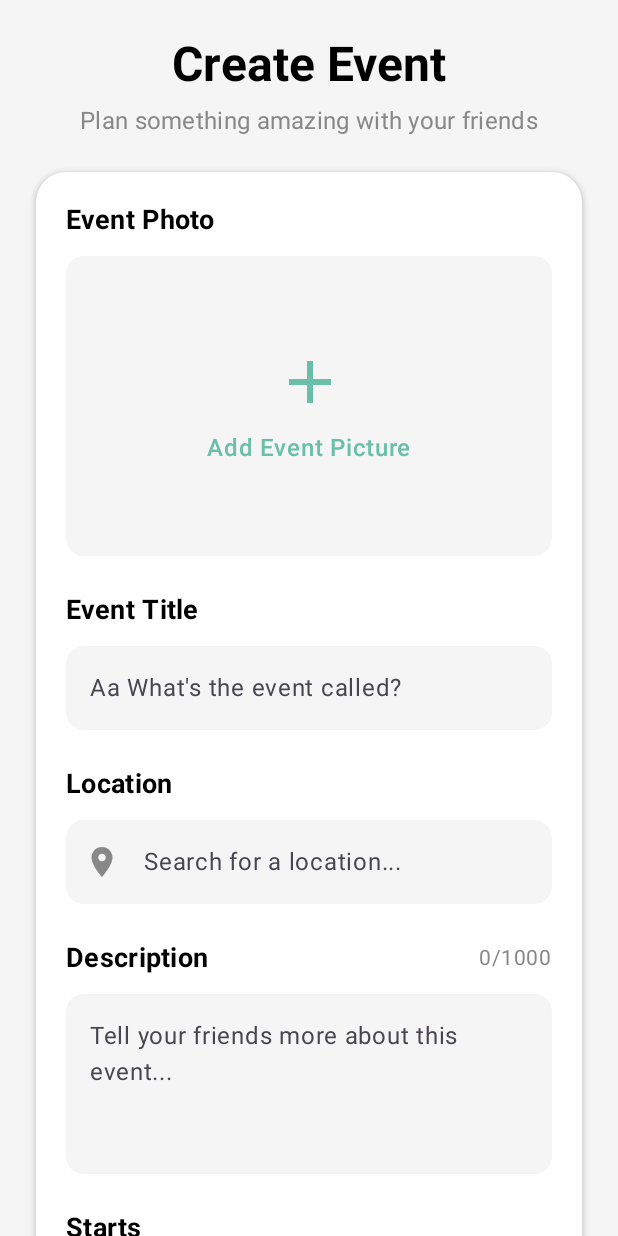
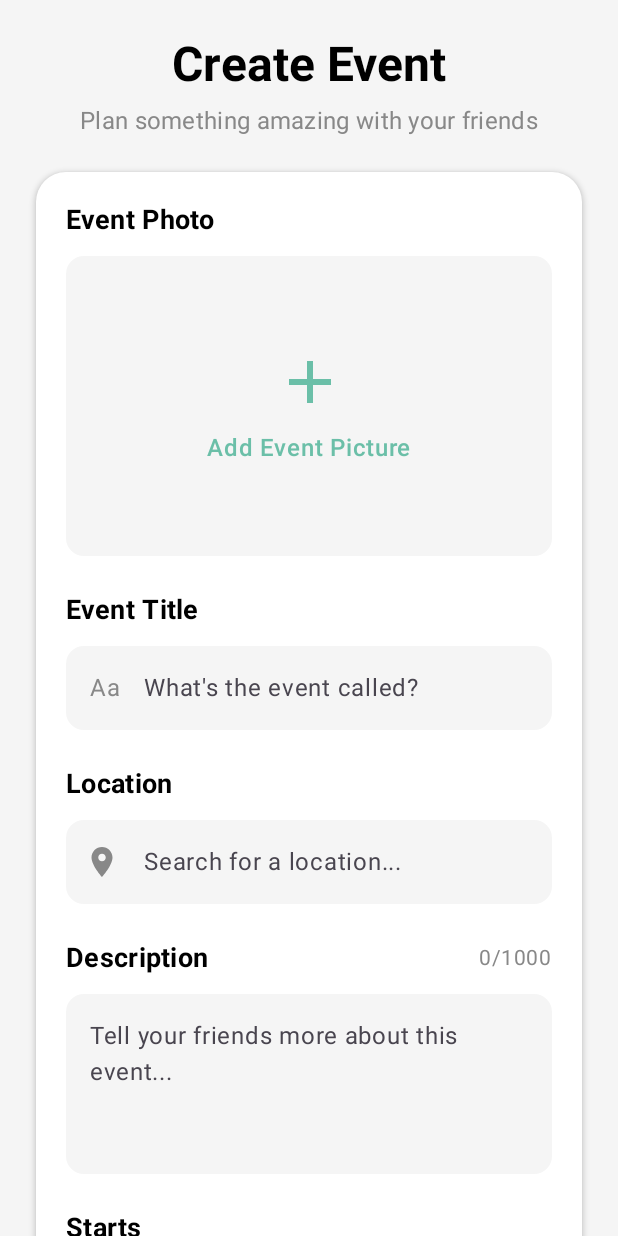
Before and after one commit to tareksakakini/CliqueApp, an Android app built with Jetpack Compose: the composable CreateEventScreen called with empty values, on a phone screen of 412 x 824 dp. Run offline under Robolectric (Android 15) with nearby library versions, the phone set to English and light mode, and no system bars; pictures from the network do not load.

Commit message:
Fixed title entry

```diff
--- a/CliqueAndroid/app/src/main/java/com/clique/app/ui/screens/create/CreateEventScreen.kt
+++ b/CliqueAndroid/app/src/main/java/com/clique/app/ui/screens/create/CreateEventScreen.kt
@@ -294,7 +294,15 @@ fun CreateEventScreen(
         OutlinedTextField(
             value = title,
             onValueChange = { title = it },
-                    placeholder = { Text("Aa What's the event called?") },
+            placeholder = { Text("What's the event called?") },
+            leadingIcon = {
+                Text(
+                    text = "Aa",
+                    color = Color.Gray,
+                    fontSize = 16.sp,
+                    modifier = Modifier.padding(start = 4.dp)
+                )
+            },
             modifier = Modifier.fillMaxWidth(),
             singleLine = true,
             shape = RoundedCornerShape(12.dp),
```
Lines whose indentation alone changed are shown as unchanged.
